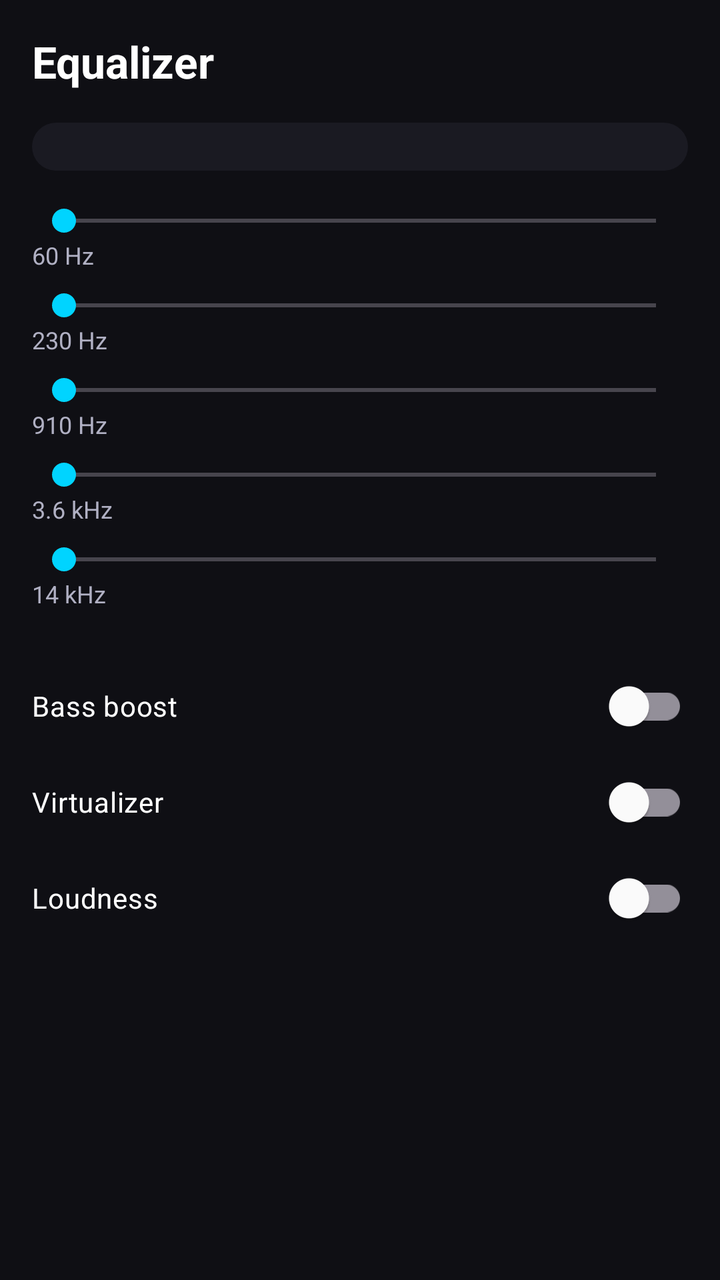
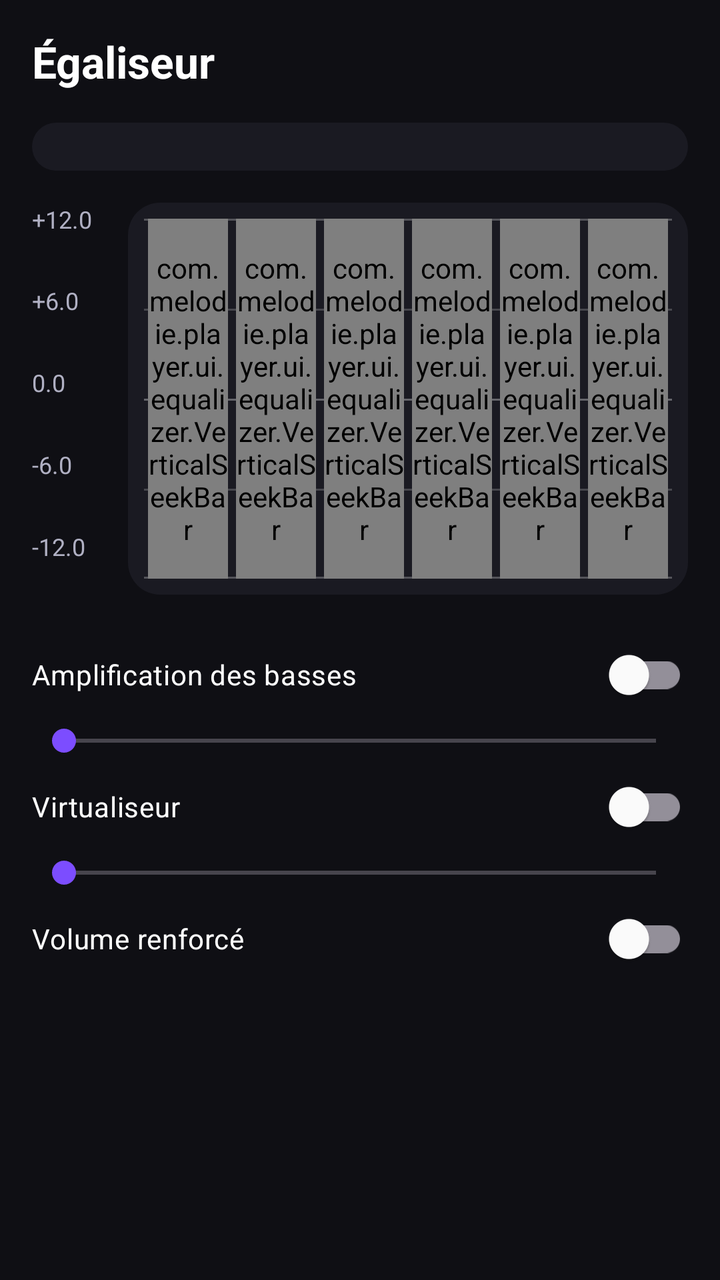

Two renders of the same Android screen: before a commit and after it. Below are the layout's source before the change and the commit's diff.
<!-- AndroidManifest.xml: application theme Theme.Melodie -->
<!-- res/layout/fragment_equalizer.xml -->
<?xml version="1.0" encoding="utf-8"?>
<androidx.core.widget.NestedScrollView
    xmlns:android="http://schemas.android.com/apk/res/android"
    android:layout_width="match_parent"
    android:layout_height="match_parent"
    android:background="@color/bg_dark"
    android:padding="16dp">

    <LinearLayout
        android:layout_width="match_parent"
        android:layout_height="wrap_content"
        android:orientation="vertical">

        <TextView
            android:layout_width="wrap_content"
            android:layout_height="wrap_content"
            android:text="@string/settings_equalizer"
            android:textColor="@color/text_primary"
            android:textSize="22sp"
            android:textStyle="bold"
            android:paddingBottom="16dp" />

        <Spinner
            android:id="@+id/preset_spinner"
            android:layout_width="match_parent"
            android:layout_height="wrap_content"
            android:background="@drawable/bg_card_rounded"
            android:padding="12dp" />

        <SeekBar
            android:layout_width="match_parent"
            android:layout_height="wrap_content"
            android:progressTint="@color/melodie_purple"
            android:layout_marginTop="16dp" />
        <TextView style="@style/EqBandLabel" android:text="60 Hz" />

        <SeekBar
            android:layout_width="match_parent"
            android:layout_height="wrap_content"
            android:progressTint="@color/melodie_purple" />
        <TextView style="@style/EqBandLabel" android:text="230 Hz" />

        <SeekBar
            android:layout_width="match_parent"
            android:layout_height="wrap_content"
            android:progressTint="@color/melodie_purple" />
        <TextView style="@style/EqBandLabel" android:text="910 Hz" />

        <SeekBar
            android:layout_width="match_parent"
            android:layout_height="wrap_content"
            android:progressTint="@color/melodie_purple" />
        <TextView style="@style/EqBandLabel" android:text="3.6 kHz" />

        <SeekBar
            android:layout_width="match_parent"
            android:layout_height="wrap_content"
            android:progressTint="@color/melodie_purple" />
        <TextView style="@style/EqBandLabel" android:text="14 kHz" />

        <com.google.android.material.switchmaterial.SwitchMaterial
            android:layout_width="match_parent"
            android:layout_height="wrap_content"
            android:text="@string/eq_bass_boost"
            android:textColor="@color/text_primary"
            android:layout_marginTop="16dp" />

        <com.google.android.material.switchmaterial.SwitchMaterial
            android:layout_width="match_parent"
            android:layout_height="wrap_content"
            android:text="@string/eq_virtualizer"
            android:textColor="@color/text_primary" />

        <com.google.android.material.switchmaterial.SwitchMaterial
            android:layout_width="match_parent"
            android:layout_height="wrap_content"
            android:text="@string/eq_loudness"
            android:textColor="@color/text_primary" />
    </LinearLayout>
</androidx.core.widget.NestedScrollView>
<!-- resources referenced by this layout -->
<resources>
  <color name="bg_dark">#0F0F14</color>
  <color name="melodie_purple">#7C4DFF</color>
  <color name="text_primary">#FFFFFF</color>
  <!-- drawable bg_card_rounded (drawable) -->
  <shape xmlns:android="http://schemas.android.com/apk/res/android"
      android:shape="rectangle">
      <solid android:color="@color/surface" />
      <corners android:radius="16dp" />
  </shape>
  <string name="eq_bass_boost">Bass boost</string>
  <string name="eq_loudness">Loudness</string>
  <string name="eq_virtualizer">Virtualizer</string>
  <string name="settings_equalizer">Equalizer</string>
  <color name="surface">#1A1A22</color>
  <color name="text_secondary">#B0B0C3</color>
  <color name="white">#FFFFFFFF</color>
  <color name="audio_cyan">#00D4FF</color>
  <color name="black">#FF000000</color>
  <color name="energy_green">#00E5A8</color>
  <color name="surface_variant">#232333</color>
  <!-- unchanged entries left out for length: 2 -->
</resources>

<!-- the commit's change to res/layout/fragment_equalizer.xml (unified diff, before → after) -->
@@ -27,51 +27,247 @@
             android:background="@drawable/bg_card_rounded"
             android:padding="12dp" />
 
-        <SeekBar
-            android:layout_width="match_parent"
-            android:layout_height="wrap_content"
-            android:progressTint="@color/melodie_purple"
-            android:layout_marginTop="16dp" />
-        <TextView style="@style/EqBandLabel" android:text="60 Hz" />
-
-        <SeekBar
-            android:layout_width="match_parent"
-            android:layout_height="wrap_content"
-            android:progressTint="@color/melodie_purple" />
-        <TextView style="@style/EqBandLabel" android:text="230 Hz" />
-
-        <SeekBar
-            android:layout_width="match_parent"
-            android:layout_height="wrap_content"
-            android:progressTint="@color/melodie_purple" />
-        <TextView style="@style/EqBandLabel" android:text="910 Hz" />
-
-        <SeekBar
-            android:layout_width="match_parent"
-            android:layout_height="wrap_content"
-            android:progressTint="@color/melodie_purple" />
-        <TextView style="@style/EqBandLabel" android:text="3.6 kHz" />
-
-        <SeekBar
-            android:layout_width="match_parent"
-            android:layout_height="wrap_content"
-            android:progressTint="@color/melodie_purple" />
-        <TextView style="@style/EqBandLabel" android:text="14 kHz" />
+        <TextView
+            android:id="@+id/eq_unavailable"
+            android:layout_width="match_parent"
+            android:layout_height="wrap_content"
+            android:layout_marginTop="12dp"
+            android:text="@string/eq_unavailable"
+            android:textColor="@color/text_secondary"
+            android:visibility="gone" />
+
+        <LinearLayout
+            android:id="@+id/bands_container"
+            android:layout_width="match_parent"
+            android:layout_height="wrap_content"
+            android:layout_marginTop="16dp"
+            android:baselineAligned="false"
+            android:gravity="top|center_horizontal"
+            android:orientation="horizontal">
+
+            <LinearLayout
+                android:layout_width="48dp"
+                android:layout_height="180dp"
+                android:gravity="center_vertical"
+                android:orientation="vertical">
+
+                <TextView
+                    style="@style/EqBandLabel"
+                    android:paddingBottom="0dp"
+                    android:text="+12.0" />
+
+                <Space
+                    android:layout_width="1dp"
+                    android:layout_height="0dp"
+                    android:layout_weight="1" />
+
+                <TextView
+                    style="@style/EqBandLabel"
+                    android:paddingBottom="0dp"
+                    android:text="+6.0" />
+
+                <Space
+                    android:layout_width="1dp"
+                    android:layout_height="0dp"
+                    android:layout_weight="1" />
+
+                <TextView
+                    style="@style/EqBandLabel"
+                    android:paddingBottom="0dp"
+                    android:text="0.0" />
+
+                <Space
+                    android:layout_width="1dp"
+                    android:layout_height="0dp"
+                    android:layout_weight="1" />
+
+                <TextView
+                    style="@style/EqBandLabel"
+                    android:paddingBottom="0dp"
+                    android:text="-6.0" />
+
+                <Space
+                    android:layout_width="1dp"
+                    android:layout_height="0dp"
+                    android:layout_weight="1" />
+
+                <TextView
+                    style="@style/EqBandLabel"
+                    android:paddingBottom="0dp"
+                    android:text="-12.0" />
+            </LinearLayout>
+
+            <FrameLayout
+                android:layout_width="0dp"
+                android:layout_height="196dp"
+                android:layout_weight="1"
+                android:background="@drawable/bg_card_rounded"
+                android:padding="8dp">
+
+            <View
+                android:layout_width="match_parent"
+                android:layout_height="180dp"
+                android:layout_gravity="top"
+                android:background="@drawable/eq_grid_lines" />
+
+            <LinearLayout
+                android:layout_width="match_parent"
+                android:layout_height="180dp"
+                android:layout_gravity="top"
+                android:orientation="horizontal"
+                android:gravity="top|center_horizontal">
+
+            <LinearLayout
+                android:layout_width="0dp"
+                android:layout_height="wrap_content"
+                android:layout_weight="1"
+                android:gravity="center"
+                android:orientation="vertical">
+
+                <com.melodie.player.ui.equalizer.VerticalSeekBar
+                    android:id="@+id/band_0"
+                    android:layout_width="40dp"
+                    android:layout_height="180dp"
+                    android:progressDrawable="@drawable/eq_track_vertical"
+                    android:thumb="@drawable/eq_thumb_rect" />
+
+                <TextView
+                    style="@style/EqBandLabel"
+                    android:text="@string/eq_freq_60" />
+            </LinearLayout>
+
+            <LinearLayout
+                android:layout_width="0dp"
+                android:layout_height="wrap_content"
+                android:layout_weight="1"
+                android:gravity="center"
+                android:orientation="vertical">
+
+                <com.melodie.player.ui.equalizer.VerticalSeekBar
+                    android:id="@+id/band_1"
+                    android:layout_width="40dp"
+                    android:layout_height="180dp"
+                    android:progressDrawable="@drawable/eq_track_vertical"
+                    android:thumb="@drawable/eq_thumb_rect" />
+
+                <TextView
+                    style="@style/EqBandLabel"
+                    android:text="@string/eq_freq_230" />
+            </LinearLayout>
+
+            <LinearLayout
+                android:layout_width="0dp"
+                android:layout_height="wrap_content"
+                android:layout_weight="1"
+                android:gravity="center"
+                android:orientation="vertical">
+
+                <com.melodie.player.ui.equalizer.VerticalSeekBar
+                    android:id="@+id/band_2"
+                    android:layout_width="40dp"
+                    android:layout_height="180dp"
+                    android:progressDrawable="@drawable/eq_track_vertical"
+                    android:thumb="@drawable/eq_thumb_rect" />
+
+                <TextView
+                    style="@style/EqBandLabel"
+                    android:text="@string/eq_freq_910" />
+            </LinearLayout>
+
+            <LinearLayout
+                android:layout_width="0dp"
+                android:layout_height="wrap_content"
+                android:layout_weight="1"
+                android:gravity="center"
+                android:orientation="vertical">
+
+                <com.melodie.player.ui.equalizer.VerticalSeekBar
+                    android:id="@+id/band_3"
+                    android:layout_width="40dp"
+                    android:layout_height="180dp"
+                    android:progressDrawable="@drawable/eq_track_vertical"
+                    android:thumb="@drawable/eq_thumb_rect" />
+
+                <TextView
+                    style="@style/EqBandLabel"
+                    android:text="@string/eq_freq_3600" />
+            </LinearLayout>
+
+            <LinearLayout
+                android:layout_width="0dp"
+                android:layout_height="wrap_content"
+                android:layout_weight="1"
+                android:gravity="center"
+                android:orientation="vertical">
+
+                <com.melodie.player.ui.equalizer.VerticalSeekBar
+                    android:id="@+id/band_4"
+                    android:layout_width="40dp"
+                    android:layout_height="180dp"
+                    android:progressDrawable="@drawable/eq_track_vertical"
+                    android:thumb="@drawable/eq_thumb_rect" />
+
+                <TextView
+                    style="@style/EqBandLabel"
+                    android:text="@string/eq_freq_14000" />
+            </LinearLayout>
+
+            <LinearLayout
+                android:layout_width="0dp"
+                android:layout_height="wrap_content"
+                android:layout_weight="1"
+                android:gravity="center"
+                android:orientation="vertical">
+
+                <com.melodie.player.ui.equalizer.VerticalSeekBar
+                    android:id="@+id/band_master"
+                    android:layout_width="40dp"
+                    android:layout_height="180dp"
+                    android:max="2000"
+                    android:progressDrawable="@drawable/eq_track_vertical"
+                    android:thumb="@drawable/eq_thumb_rect" />
+
+                <TextView
+                    style="@style/EqBandLabel"
+                    android:text="OUT" />
+            </LinearLayout>
+            </LinearLayout>
+            </FrameLayout>
+        </LinearLayout>
 
         <com.google.android.material.switchmaterial.SwitchMaterial
+            android:id="@+id/switch_bass_boost"
             android:layout_width="match_parent"
             android:layout_height="wrap_content"
             android:text="@string/eq_bass_boost"
             android:textColor="@color/text_primary"
             android:layout_marginTop="16dp" />
 
+        <SeekBar
+            android:id="@+id/seek_bass_boost"
+            android:layout_width="match_parent"
+            android:layout_height="wrap_content"
+            android:max="1000"
+            android:progressTint="@color/melodie_purple"
+            android:thumbTint="@color/melodie_purple" />
+
         <com.google.android.material.switchmaterial.SwitchMaterial
+            android:id="@+id/switch_virtualizer"
             android:layout_width="match_parent"
             android:layout_height="wrap_content"
             android:text="@string/eq_virtualizer"
             android:textColor="@color/text_primary" />
 
+        <SeekBar
+            android:id="@+id/seek_virtualizer"
+            android:layout_width="match_parent"
+            android:layout_height="wrap_content"
+            android:max="1000"
+            android:progressTint="@color/melodie_purple"
+            android:thumbTint="@color/melodie_purple" />
+
         <com.google.android.material.switchmaterial.SwitchMaterial
+            android:id="@+id/switch_loudness"
             android:layout_width="match_parent"
             android:layout_height="wrap_content"
             android:text="@string/eq_loudness"
<!-- resource entries referenced after the edit -->
@@ -9,10 +9,93 @@
       <solid android:color="@color/surface" />
       <corners android:radius="16dp" />
   </shape>
-  <string name="eq_bass_boost">Bass boost</string>
-  <string name="eq_loudness">Loudness</string>
-  <string name="eq_virtualizer">Virtualizer</string>
-  <string name="settings_equalizer">Equalizer</string>
+  <!-- drawable eq_grid_lines (drawable) -->
+  <?xml version="1.0" encoding="utf-8"?>
+  <layer-list xmlns:android="http://schemas.android.com/apk/res/android">
+      <item android:top="0dp" android:bottom="179dp">
+          <shape android:shape="rectangle">
+              <size android:height="1dp" />
+              <solid android:color="#40FFFFFF" />
+          </shape>
+      </item>
+  
+      <item android:top="45dp" android:bottom="134dp">
+          <shape android:shape="rectangle">
+              <size android:height="1dp" />
+              <solid android:color="#33FFFFFF" />
+          </shape>
+      </item>
+  
+      <item android:top="90dp" android:bottom="89dp">
+          <shape android:shape="rectangle">
+              <size android:height="1dp" />
+              <solid android:color="#55FFFFFF" />
+          </shape>
+      </item>
+  
+      <item android:top="135dp" android:bottom="44dp">
+          <shape android:shape="rectangle">
+              <size android:height="1dp" />
+              <solid android:color="#33FFFFFF" />
+          </shape>
+      </item>
+  
+      <item android:top="179dp" android:bottom="0dp">
+          <shape android:shape="rectangle">
+              <size android:height="1dp" />
+              <solid android:color="#40FFFFFF" />
+          </shape>
+      </item>
+  </layer-list>
+  <!-- drawable eq_thumb_rect (drawable) -->
+  <?xml version="1.0" encoding="utf-8"?>
+  <shape xmlns:android="http://schemas.android.com/apk/res/android"
+      android:shape="rectangle">
+      <size android:width="14dp" android:height="10dp" />
+      <corners android:radius="2dp" />
+      <solid android:color="@color/melodie_purple" />
+  </shape>
+  <!-- drawable eq_track_vertical (drawable) -->
+  <?xml version="1.0" encoding="utf-8"?>
+  <layer-list xmlns:android="http://schemas.android.com/apk/res/android">
+      <item android:id="@android:id/background">
+          <shape android:shape="rectangle">
+              <size android:width="6dp" />
+              <corners android:radius="2dp" />
+              <solid android:color="@color/surface" />
+          </shape>
+      </item>
+  
+      <item android:id="@android:id/progress">
+          <clip android:clipOrientation="vertical" android:gravity="bottom">
+              <shape android:shape="rectangle">
+                  <size android:width="6dp" />
+                  <corners android:radius="2dp" />
+                  <solid android:color="@color/melodie_purple" />
+              </shape>
+          </clip>
+      </item>
+  
+      <item android:id="@android:id/secondaryProgress">
+          <clip android:clipOrientation="vertical" android:gravity="bottom">
+              <shape android:shape="rectangle">
+                  <size android:width="6dp" />
+                  <corners android:radius="2dp" />
+                  <solid android:color="@color/melodie_purple" />
+              </shape>
+          </clip>
+      </item>
+  </layer-list>
+  <string name="eq_bass_boost">Amplification des basses</string>
+  <string name="eq_freq_14000">14 kHz</string>
+  <string name="eq_freq_230">230 Hz</string>
+  <string name="eq_freq_3600">3.6 kHz</string>
+  <string name="eq_freq_60">60 Hz</string>
+  <string name="eq_freq_910">910 Hz</string>
+  <string name="eq_loudness">Volume renforcé</string>
+  <string name="eq_unavailable">Démarrez la lecture pour activer l\'égaliseur.</string>
+  <string name="eq_virtualizer">Virtualiseur</string>
+  <string name="settings_equalizer">Égaliseur</string>
   <color name="surface">#1A1A22</color>
   <color name="text_secondary">#B0B0C3</color>
   <color name="white">#FFFFFFFF</color>
